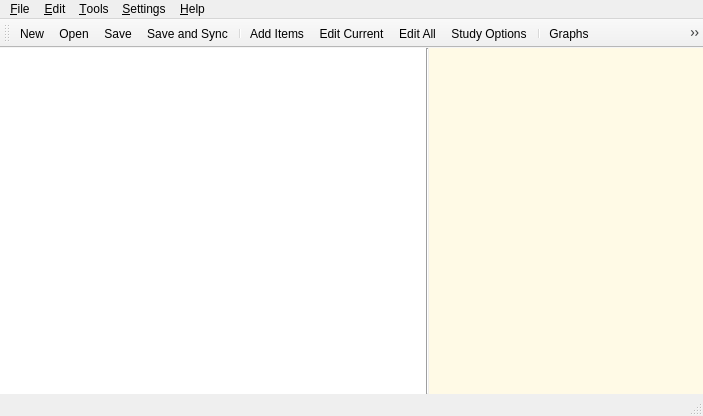
Qt form designer/main.ui (ankitects/anki) before a commit.
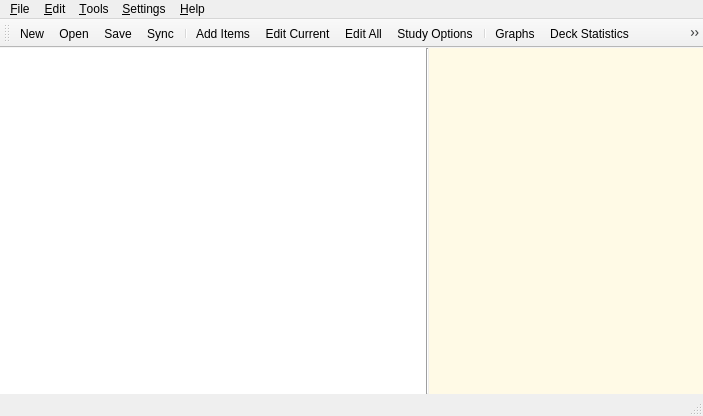
The same form after that commit. Icons and pictures are not drawn.

```diff
--- a/designer/main.ui
+++ b/designer/main.ui
@@ -1389,7 +1389,7 @@
      <normaloff>:/icons/multisynk.png</normaloff>:/icons/multisynk.png</iconset>
    </property>
    <property name="text" >
-    <string>Save and S&amp;ync</string>
+    <string>S&amp;ync</string>
    </property>
    <property name="shortcut" >
     <string>Ctrl+Y</string>
```
